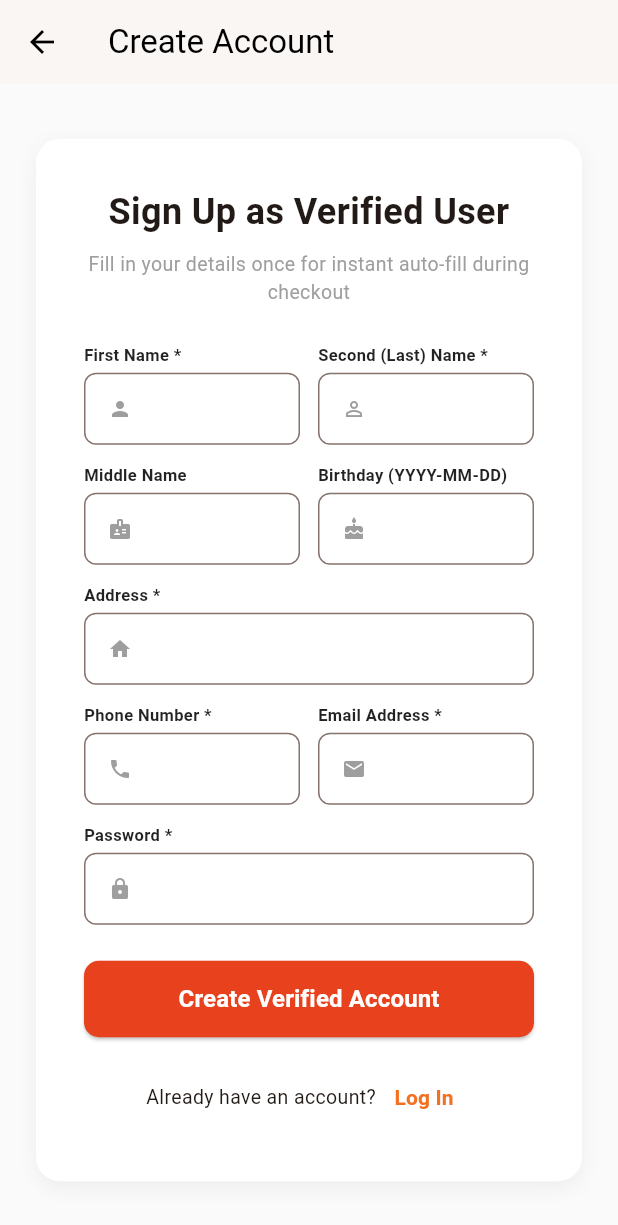
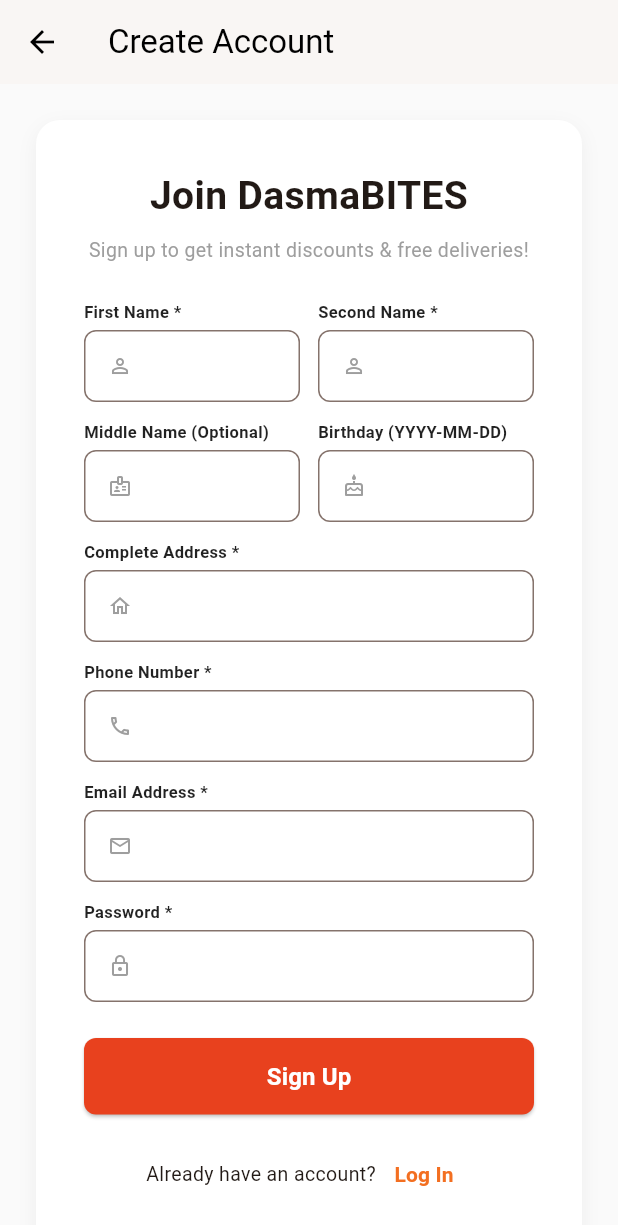
Before and after one commit to deathkiss334/ECOMMERCE_WEB, a Flutter app: the SignupPage screen opened by its route, on a phone screen of 412 x 824 dp. Shown: the top 1225 px of the screen. Run offline on Flutter 3.47's test engine with Material 3 defaults, Android fonts, the light colour scheme and no system bars; our stand-ins replace image_picker; accounts and stored records are empty; network calls fail.

```diff
--- a/ecommerce_frontend/lib/admin/admin_layout.dart
+++ b/ecommerce_frontend/lib/admin/admin_layout.dart
@@ -91,7 +91,11 @@
                     leading: const Icon(Icons.arrow_back),
                     title: const Text('Back to Store'),
                     onTap: () {
-                      Navigator.pop(context);
+                      if (Navigator.canPop(context)) {
+                        Navigator.pop(context);
+                      } else {
+                        Navigator.pushReplacementNamed(context, '/shop');
+                      }
                     },
                     shape: RoundedRectangleBorder(borderRadius: BorderRadius.circular(8)),
                     hoverColor: Colors.grey.shade100,
--- a/ecommerce_frontend/lib/auth/signup_page.dart
+++ b/ecommerce_frontend/lib/auth/signup_page.dart
@@ -1,7 +1,6 @@
 import 'package:flutter/material.dart';
 import '../models/user_model.dart';
 import '../services/firebase_user_service.dart';
-import 'login_page.dart';
 
 class SignupPage extends StatefulWidget {
   const SignupPage({super.key});
@@ -79,10 +78,7 @@
       ),
     );
 
-    Navigator.pushReplacement(
-      context,
-      MaterialPageRoute(builder: (context) => const LoginPage()),
-    );
+    Navigator.pushReplacementNamed(context, '/login');
   }
 
   @override
@@ -120,44 +116,48 @@
                 crossAxisAlignment: CrossAxisAlignment.stretch,
                 children: [
                   const Text(
-                    'Sign Up as Verified User',
-                    style: TextStyle(fontSize: 24, fontWeight: FontWeight.bold),
+                    'Join DasmaBITES',
+                    style: TextStyle(fontSize: 26, fontWeight: FontWeight.bold),
                     textAlign: TextAlign.center,
                   ),
                   const SizedBox(height: 8),
                   const Text(
-                    'Fill in your details once for instant auto-fill during checkout',
+                    'Sign up to get instant discounts & free deliveries!',
                     style: TextStyle(color: Colors.grey, fontSize: 13),
                     textAlign: TextAlign.center,
                   ),
                   const SizedBox(height: 24),
                   Row(
                     children: [
-                      Expanded(child: _buildTextField('First Name *', _firstNameCtrl, Icons.person)),
+                      Expanded(
+                        child: _buildTextField('First Name *', _firstNameCtrl, Icons.person_outline),
+                      ),
                       const SizedBox(width: 12),
-                      Expanded(child: _buildTextField('Second (Last) Name *', _secondNameCtrl, Icons.person_outline)),
+                      Expanded(
+                        child: _buildTextField('Second Name *', _secondNameCtrl, Icons.person_outline),
+                      ),
                     ],
                   ),
                   const SizedBox(height: 12),
                   Row(
                     children: [
-                      Expanded(child: _buildTextField('Middle Name', _middleNameCtrl, Icons.badge)),
+                      Expanded(
+                        child: _buildTextField('Middle Name (Optional)', _middleNameCtrl, Icons.badge_outlined),
+                      ),
                       const SizedBox(width: 12),
-                      Expanded(child: _buildTextField('Birthday (YYYY-MM-DD)', _birthdayCtrl, Icons.cake)),
+                      Expanded(
+                        child: _buildTextField('Birthday (YYYY-MM-DD)', _birthdayCtrl, Icons.cake_outlined),
+                      ),
                     ],
                   ),
                   const SizedBox(height: 12),
-                  _buildTextField('Address *', _addressCtrl, Icons.home),
+                  _buildTextField('Complete Address *', _addressCtrl, Icons.home_outlined),
                   const SizedBox(height: 12),
-                  Row(
-                    children: [
-                      Expanded(child: _buildTextField('Phone Number *', _phoneCtrl, Icons.phone)),
-                      const SizedBox(width: 12),
-                      Expanded(child: _buildTextField('Email Address *', _emailCtrl, Icons.email)),
-                    ],
-                  ),
+                  _buildTextField('Phone Number *', _phoneCtrl, Icons.phone_outlined),
                   const SizedBox(height: 12),
-                  _buildTextField('Password *', _passwordCtrl, Icons.lock, obscureText: true),
+                  _buildTextField('Email Address *', _emailCtrl, Icons.email_outlined),
+                  const SizedBox(height: 12),
+                  _buildTextField('Password *', _passwordCtrl, Icons.lock_outline, obscureText: true),
                   const SizedBox(height: 24),
                   ElevatedButton(
                     onPressed: _isSubmitting ? null : _handleSignup,
@@ -166,7 +166,7 @@
                       backgroundColor: brandColor,
                       foregroundColor: Colors.white,
                       shape: RoundedRectangleBorder(
-                        borderRadius: BorderRadius.circular(10),
+                        borderRadius: BorderRadius.circular(8),
                       ),
                     ),
                     child: _isSubmitting
@@ -176,7 +176,7 @@
                             child: CircularProgressIndicator(color: Colors.white, strokeWidth: 2),
                           )
                         : const Text(
-                            'Create Verified Account',
+                            'Sign Up',
                             style: TextStyle(fontSize: 16, fontWeight: FontWeight.bold),
                           ),
                   ),
@@ -184,13 +184,10 @@
                   Row(
                     mainAxisAlignment: MainAxisAlignment.center,
                     children: [
-                      const Text("Already have an account?", style: TextStyle(fontSize: 13)),
+                      const Text('Already have an account?', style: TextStyle(fontSize: 13)),
                       TextButton(
                         onPressed: () {
-                          Navigator.pushReplacement(
-                            context,
-                            MaterialPageRoute(builder: (context) => const LoginPage()),
-                          );
+                          Navigator.pushReplacementNamed(context, '/login');
                         },
                         child: const Text('Log In', style: TextStyle(fontWeight: FontWeight.bold)),
                       ),
```
Also changed, not shown: ecommerce_frontend/lib/auth/login_page.dart (+3 -8 lines), ecommerce_frontend/lib/landing_page.dart (+50 -0 lines), ecommerce_frontend/lib/main.dart (+81 -16 lines), ecommerce_frontend/lib/widgets/order_history_sheet.dart (+6 -1 lines), ecommerce_frontend/pubspec.lock.
